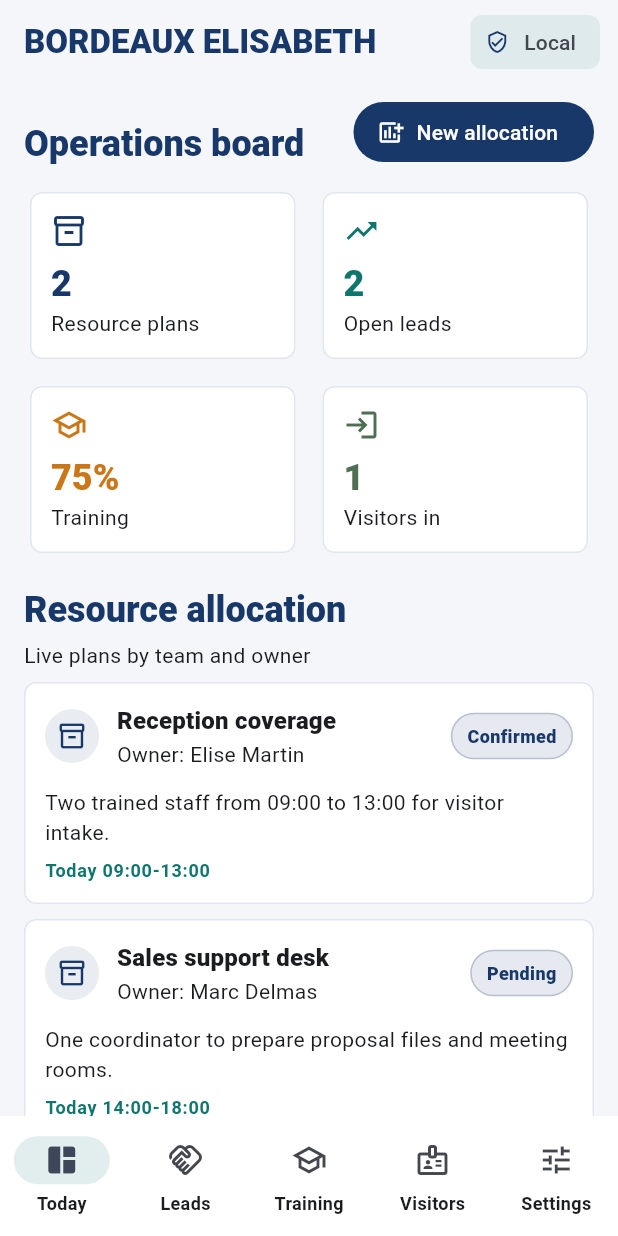
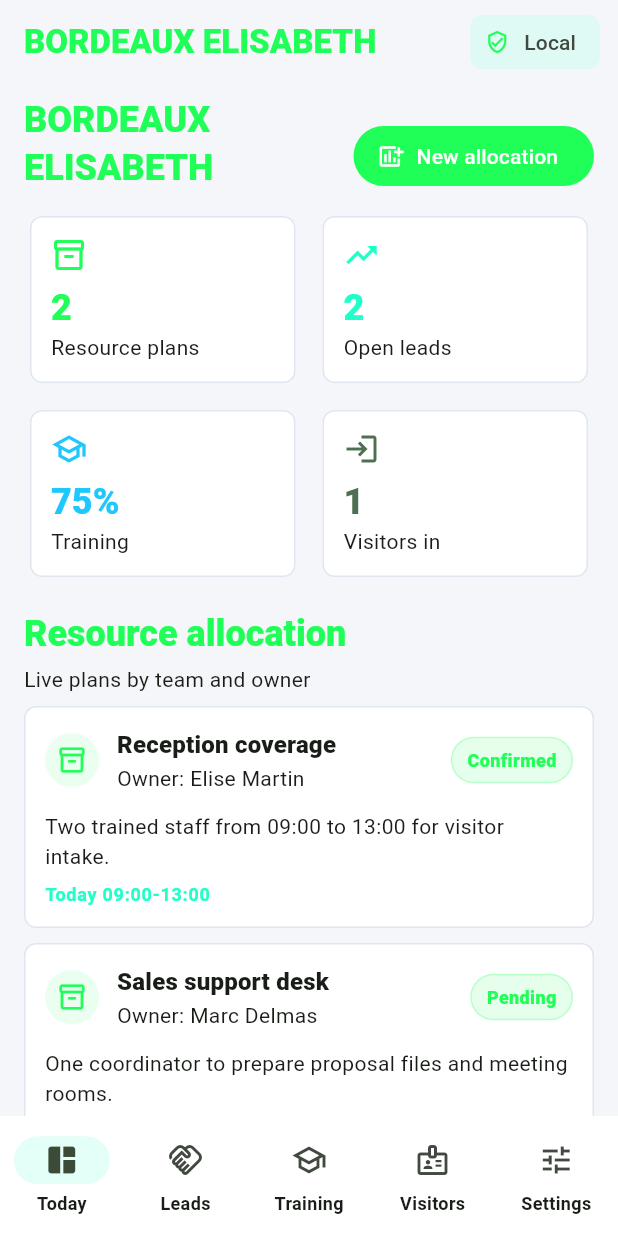
Before and after one commit to EOOrga/68d9d11e1299230338f2ce2d, a Flutter app: the screen it shows after launch, on a phone screen of 412 x 824 dp. Run offline on Flutter 3.47's test engine with Material 3 defaults, Android fonts, the phone set to English and light mode, and no system bars; our stand-ins replace shared_preferences.

Commit message:
Create Flutter variant com.carerrass.ops

```diff
--- a/lib/main.dart
+++ b/lib/main.dart
@@ -18,9 +18,9 @@
 
   @override
   Widget build(BuildContext context) {
-    const primary = Color(0xFF183869);
-    const secondary = Color(0xFF0F766E);
-    const tertiary = Color(0xFFC97719);
+    const primary = Color(0xFF1FFF57);
+    const secondary = Color(0xFF1FFFC7);
+    const tertiary = Color(0xFF1FC7FF);
 
     final colorScheme = ColorScheme.fromSeed(
       seedColor: primary,
@@ -219,7 +219,7 @@
       padding: const EdgeInsets.fromLTRB(16, 8, 16, 24),
       children: [
         SectionHeader(
-          title: 'Operations board',
+          title: 'BORDEAUX ELISABETH',
           action: FilledButton.icon(
             key: const Key('new-allocation'),
             onPressed: () => _showResourceDialog(context),
--- a/pubspec.yaml
+++ b/pubspec.yaml
@@ -1,4 +1,4 @@
-name: bordeaux_elisabeth
+name: ops
 description: Operations workspace for BORDEAUX ELISABETH business teams.
 publish_to: 'none'
 version: 1.0.0+1
@@ -24,4 +24,6 @@
   android: true
   ios: false
   image_path: docs/icon.png
+  adaptive_icon_foreground: docs/icon.png
+  adaptive_icon_background: "#1FC7FF"
   min_sdk_android: 23
```
Also changed, not shown: docs/icon.png, 11 other files.
